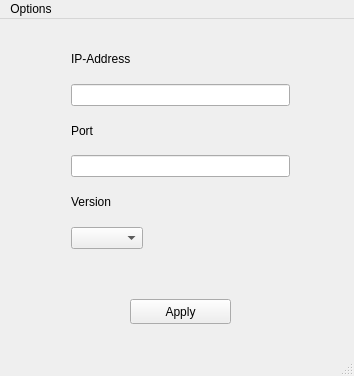
First picture: the form in gui/MainWindow.ui, repository felixkorch/ipchanger, before the edit.
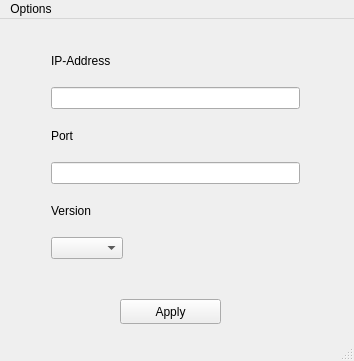
Second picture: the form after the edit.

Patch:
```diff
--- a/gui/MainWindow.ui
+++ b/gui/MainWindow.ui
@@ -7,7 +7,7 @@
     <x>0</x>
     <y>0</y>
     <width>354</width>
-    <height>376</height>
+    <height>361</height>
    </rect>
   </property>
   <property name="sizePolicy">
@@ -29,10 +29,10 @@
    <widget class="QWidget" name="verticalLayoutWidget">
     <property name="geometry">
      <rect>
-      <x>60</x>
+      <x>40</x>
       <y>10</y>
-      <width>241</width>
-      <height>231</height>
+      <width>271</width>
+      <height>241</height>
      </rect>
     </property>
     <layout class="QVBoxLayout" name="verticalLayout">
@@ -90,7 +90,7 @@
    <widget class="QPushButton" name="pushButton">
     <property name="geometry">
      <rect>
-      <x>130</x>
+      <x>120</x>
       <y>280</y>
       <width>101</width>
       <height>25</height>
```
